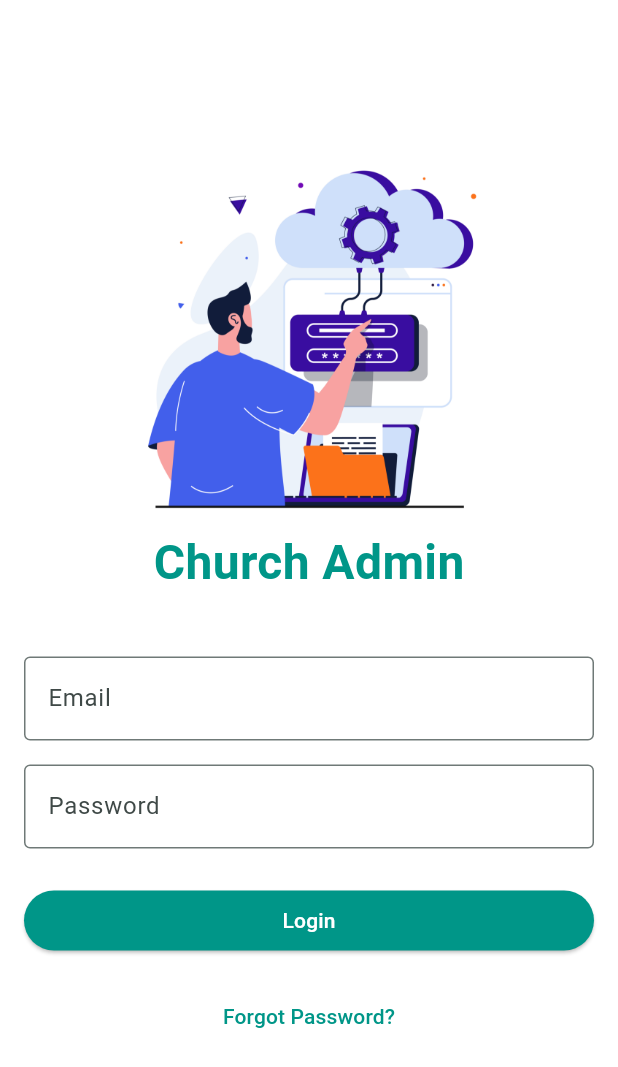
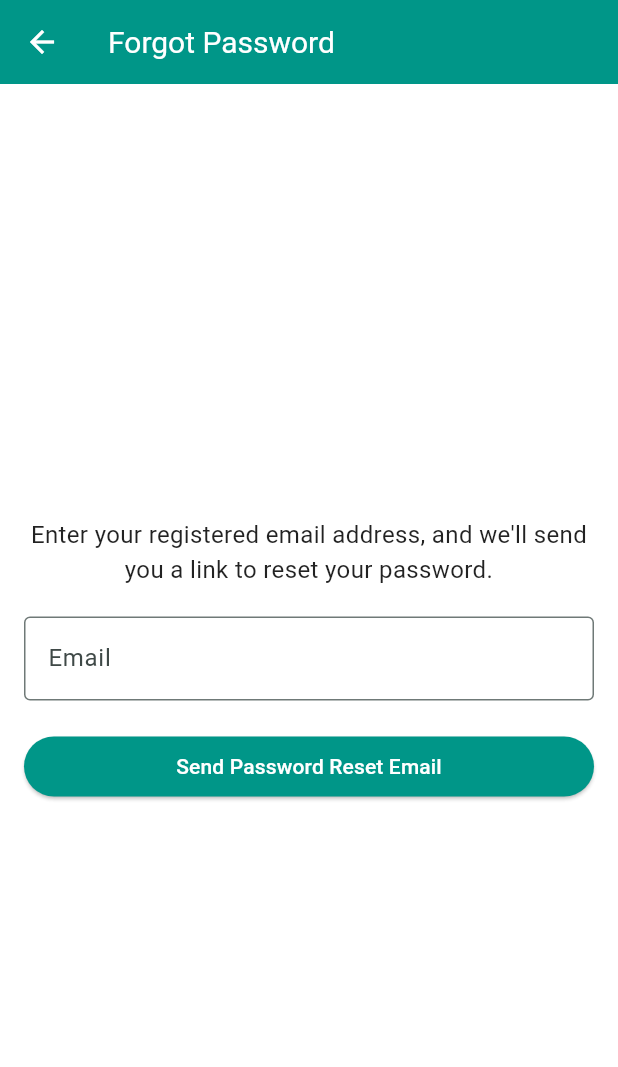
Before and after one commit to sessoun/ch_db_admin, a Flutter app: the screen it shows after launch, after a tap on "Forgot Password?", on a phone screen of 412 x 824 dp. Shown: the top 1067 px of the screen. Run offline on Flutter 3.47's test engine with Material 3 defaults, Android fonts, the phone set to English and light mode, and no system bars; our stand-ins replace cached_network_image, cloud_firestore, dartz, firebase_auth, firebase_core, firebase_storage and 4 more; accounts and stored records are empty; network calls fail.

Commit message:
password reset enabled

```diff
--- a/lib/src/auth/data/data_source/remote_s.dart
+++ b/lib/src/auth/data/data_source/remote_s.dart
@@ -2,8 +2,7 @@ import 'dart:developer';
 import 'dart:io';
 
 import 'package:ch_db_admin/shared/exceptions/app_exception.dart';
-import 'package:ch_db_admin/shared/exceptions/firebase_exception.dart'
-    as custom;
+import 'package:ch_db_admin/shared/exceptions/firebase_exception.dart' as custom;
 import 'package:ch_db_admin/shared/exceptions/network_exception.dart';
 import 'package:ch_db_admin/src/auth/data/models/user_login_credentials.dart';
 import 'package:ch_db_admin/src/dependencies/auth.dart';
@@ -12,8 +11,6 @@ import 'package:shared_preferences/shared_preferences.dart';
 
 class LoginRemoteS {
   final auth = FirebaseAuth.instance;
-
-
 
   Future<User?> signIn(UserLoginCredentialsModel data) async {
     try {
@@ -24,9 +21,7 @@ class LoginRemoteS {
       return userCredential.user;
     } on FirebaseAuthException catch (e) {
       log('here: $e');
-
       log(e.code);
-
       throw custom.FirebaseAuthException(e.message ?? 'Authentication error',
           code: e.code);
     } on SocketException catch (e) {
@@ -43,8 +38,28 @@ class LoginRemoteS {
       await locator.get<SharedPreferences>().clear();
       return 'Signed out successfully';
     } catch (e) {
-      print(e);
       throw AppException('Failed to logout: ${e.toString()}');
     }
   }
+
+  /// Send a password reset email
+  Future<String> resetPassword(String email) async {
+    try {
+      await auth.sendPasswordResetEmail(email: email);
+      log('Password reset email sent to $email');
+      return 'Password reset email sent to $email';
+    } on FirebaseAuthException catch (e) {
+      log('here: $e');
+      log(e.code);
+      throw custom.FirebaseAuthException(
+        e.message ?? 'Failed to send password reset email',
+        code: e.code,
+      );
+    } on SocketException catch (e) {
+      log('here: $e');
+      throw NetworkException(e.message);
+    } on Exception catch (e) {
+      throw AppException(e.toString());
+    }
+  }
 }
--- a/lib/src/auth/data/repository/auth_repo_impl.dart
+++ b/lib/src/auth/data/repository/auth_repo_impl.dart
@@ -66,4 +66,21 @@ class AuthRepoImpl implements AuthRepo {
       throw AppException('An unknown error occurred: ${e.toString()}');
     }
   }
+
+  @override
+  Future<Either<Failure, String>> resetPassword(String email) async {
+    try {
+      final result = await auth.resetPassword(email);
+      return Right(result);
+    } on FirebaseAuthException {
+      throw custom.FirebaseAuthException(
+        'Something went wrong while sending password reset email',
+      );
+    } on SocketException {
+      throw NetworkException(
+          'No internet connection. Please check your network settings.');
+    } on Exception catch (e) {
+      throw AppException('An unknown error occurred: ${e.toString()}');
+    }
+  }
 }
--- a/lib/src/auth/domain/repository/auth_repo.dart
+++ b/lib/src/auth/domain/repository/auth_repo.dart
@@ -6,4 +6,5 @@ import 'package:firebase_auth/firebase_auth.dart';
 abstract class AuthRepo {
   Future<Either<Failure,User?>> signIn(UserLoginCredentialsModel data);
   Future<Either<Failure,String>> logOut();
+  Future<Either<Failure,String>> resetPassword(String email);
 }
--- /dev/null
+++ b/lib/src/auth/domain/usecase/reset_password.dart
@@ -0,0 +1,14 @@
+import 'package:ch_db_admin/shared/failure.dart';
+import 'package:ch_db_admin/shared/usecase.dart';
+import 'package:ch_db_admin/src/auth/domain/repository/auth_repo.dart';
+import 'package:dartz/dartz.dart';
+
+class ResetPassword extends UseCase<String,Params<String,void,void>>{
+  AuthRepo repo;
+  ResetPassword(this.repo);
+  @override
+  Future<Either<Failure, String>> call(Params<String, void, void> params) {
+   return repo.resetPassword(params.data);
+  }
+
+}
--- a/lib/src/auth/presentation/controller/auth_controller.dart
+++ b/lib/src/auth/presentation/controller/auth_controller.dart
@@ -1,5 +1,6 @@
 import 'package:ch_db_admin/shared/failure.dart';
 import 'package:ch_db_admin/shared/usecase.dart';
+import 'package:ch_db_admin/src/auth/domain/usecase/reset_password.dart';
 import 'package:ch_db_admin/src/dependencies/auth.dart';
 import 'package:ch_db_admin/src/auth/domain/entities/user_credentials.dart';
 import 'package:ch_db_admin/src/auth/domain/usecase/log_out.dart';
@@ -13,12 +14,15 @@ import 'package:shared_preferences/shared_preferences.dart';
 class AuthController extends ChangeNotifier {
   final SignIn _signIn;
   final SignOut _signOut;
+  final ResetPassword _resetPassword;
 
   AuthController({
     required SignIn signIn,
     required SignOut signOut,
+    required ResetPassword resetPassword,
   })  : _signIn = signIn,
-        _signOut = signOut;
+        _signOut = signOut,
+        _resetPassword = resetPassword;
 
   bool _isLoading = false;
   get isLoading => _isLoading;
@@ -106,4 +110,19 @@ class AuthController extends ChangeNotifier {
       return right(success);
     });
   }
+
+  Future<Either<Failure, String>> resetPassword(String email) async {
+     _isLoading = true;
+    notifyListeners();
+    final result = await _resetPassword(Params(email));
+    return result.fold((failure) {
+       _isLoading = false;
+    notifyListeners();
+      return left(Failure(failure.message));
+    }, (success) {
+       _isLoading = false;
+    notifyListeners();
+      return right(success);
+    });
+  }
 }
--- /dev/null
+++ b/lib/src/auth/presentation/ui/forget_password.dart
@@ -0,0 +1,83 @@
+import 'package:ch_db_admin/shared/notification_util.dart';
+import 'package:ch_db_admin/shared/utils/extensions.dart';
+import 'package:ch_db_admin/src/auth/presentation/controller/auth_controller.dart';
+import 'package:flutter/material.dart';
+import 'package:provider/provider.dart';
+
+class ForgotPasswordView extends StatefulWidget {
+  const ForgotPasswordView({super.key});
+
+  @override
+  State<ForgotPasswordView> createState() => _ForgotPasswordViewState();
+}
+
+class _ForgotPasswordViewState extends State<ForgotPasswordView> {
+  final TextEditingController _emailController = TextEditingController();
+  bool _isLoading = false;
+
+  Future<void> _resetPassword() async {
+    final email = _emailController.text.trim();
+    if (email.isEmpty) {
+      NotificationUtil.showError(context, "Please enter your email");
+      return;
+    }
+
+    setState(() {
+      _isLoading = true;
+    });
+
+    try {
+      // Simulate sending password reset email (replace with actual logic)
+      await Future.delayed(const Duration(seconds: 2));
+
+      NotificationUtil.showSuccess(
+          context, "Password reset email sent successfully!");
+      _emailController.clear();
+    } catch (e) {
+      NotificationUtil.showError(context, "Error: ${e.toString()}");
+    } finally {
+      setState(() {
+        _isLoading = false;
+      });
+    }
+  }
+
+  @override
+  Widget build(BuildContext context) {
+    return Scaffold(
+      appBar: AppBar(
+        title: const Text("Forgot Password"),
+      ),
+      body: Padding(
+        padding: const EdgeInsets.all(16.0),
+        child: Column(
+          mainAxisAlignment: MainAxisAlignment.center,
+          crossAxisAlignment: CrossAxisAlignment.stretch,
+          children: [
+            const Text(
+              "Enter your registered email address, and we'll send you a link to reset your password.",
+              textAlign: TextAlign.center,
+              style: TextStyle(fontSize: 16),
+            ),
+            const SizedBox(height: 20),
+            TextField(
+              controller: _emailController,
+              keyboardType: TextInputType.emailAddress,
+              decoration: const InputDecoration(
+                labelText: "Email",
+                hintText: "example@domain.com",
+                border: OutlineInputBorder(),
+              ),
+            ),
+            const SizedBox(height: 20),
+            ElevatedButton(
+              onPressed: _isLoading ? null : _resetPassword,
+              child: const Text("Send Password Reset Email"),
+            ).loadingIndicator(
+                context, context.watch<AuthController>().isLoading),
+          ],
+        ),
+      ),
+    );
+  }
+}
--- a/lib/src/auth/presentation/ui/login.dart
+++ b/lib/src/auth/presentation/ui/login.dart
@@ -2,6 +2,7 @@ import 'package:ch_db_admin/shared/notification_util.dart';
 import 'package:ch_db_admin/shared/utils/extensions.dart';
 import 'package:ch_db_admin/src/auth/data/models/user_login_credentials.dart';
 import 'package:ch_db_admin/src/auth/presentation/controller/auth_controller.dart';
+import 'package:ch_db_admin/src/auth/presentation/ui/forget_password.dart';
 import 'package:ch_db_admin/src/auth/presentation/ui/orgname_dialog.dart';
 import 'package:ch_db_admin/src/main_view/presentation/home.dart';
 import 'package:ch_db_admin/theme/apptheme.dart';
@@ -109,7 +110,9 @@ class _LoginViewState extends State<LoginView> {
               // Forgot Password Link
               TextButton(
                 onPressed: () {
-                  // Navigate to Forgot Password screen
+                  Navigator.of(context).push(MaterialPageRoute(
+                    builder: (context) => const ForgotPasswordView(),
+                  ));
                 },
                 child: Text(
                   'Forgot Password?',
--- a/lib/src/dependencies/auth.dart
+++ b/lib/src/dependencies/auth.dart
@@ -2,6 +2,7 @@ import 'package:ch_db_admin/src/auth/data/data_source/remote_s.dart';
 import 'package:ch_db_admin/src/auth/data/repository/auth_repo_impl.dart';
 import 'package:ch_db_admin/src/auth/domain/repository/auth_repo.dart';
 import 'package:ch_db_admin/src/auth/domain/usecase/log_out.dart';
+import 'package:ch_db_admin/src/auth/domain/usecase/reset_password.dart';
 import 'package:ch_db_admin/src/auth/domain/usecase/sign_in.dart';
 import 'package:ch_db_admin/src/auth/presentation/controller/auth_controller.dart';
 import 'package:get_it/get_it.dart';
@@ -11,9 +12,13 @@ void initAuthDep() {
   locator.registerLazySingleton<AuthRepo>(() => AuthRepoImpl(locator.get()));
   locator.registerLazySingleton<SignIn>(() => SignIn(locator.get()));
   locator.registerLazySingleton<SignOut>(() => SignOut(locator.get()));
+  locator
+      .registerLazySingleton<ResetPassword>(() => ResetPassword(locator.get()));
 }
 
-final authController =
-    AuthController(signIn: locator.get(), signOut: locator.get());
+final authController = AuthController(
+    signIn: locator.get(),
+    signOut: locator.get(),
+    resetPassword: locator.get());
 
 final locator = GetIt.instance;
```
